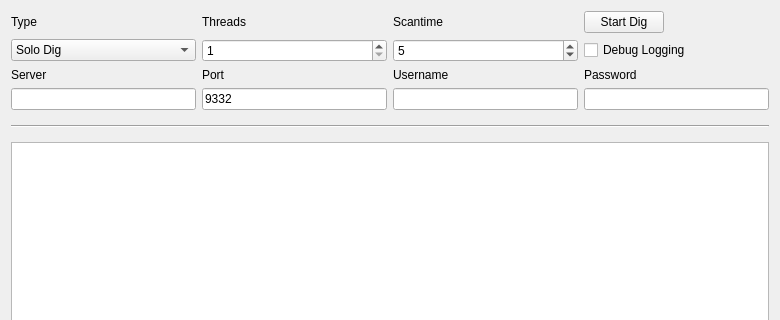
Before: the Qt Designer form src/qt/forms/miningpage.ui in invisibel/fedoracoin, drawn with Qt 5; both pictures show x 0 to 780 and y 0 to 320 of the 780 by 636 pixel window.
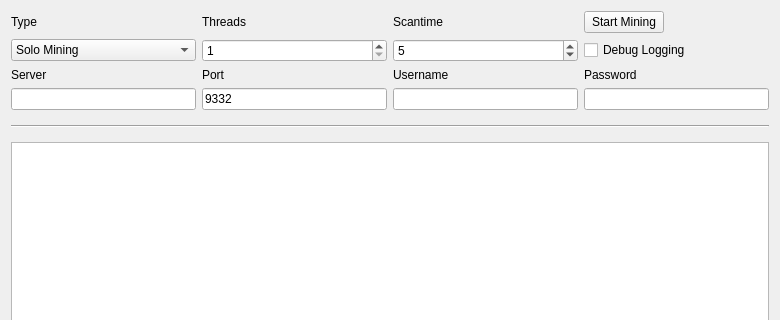
After: the same form once the commit is applied.

Diff of the .ui file:
```diff
--- a/src/qt/forms/miningpage.ui
+++ b/src/qt/forms/miningpage.ui
@@ -83,7 +83,7 @@
       </sizepolicy>
      </property>
      <property name="text">
-      <string>Start Dig</string>
+      <string>Start Mining</string>
      </property>
     </widget>
    </item>
@@ -202,7 +202,7 @@
      </property>
      <item>
       <property name="text">
-       <string>Solo Dig</string>
+       <string>Solo Mining</string>
       </property>
      </item>
      <item>
```
Left out of the diff: 4 changed lines with no effect on the pictures.
